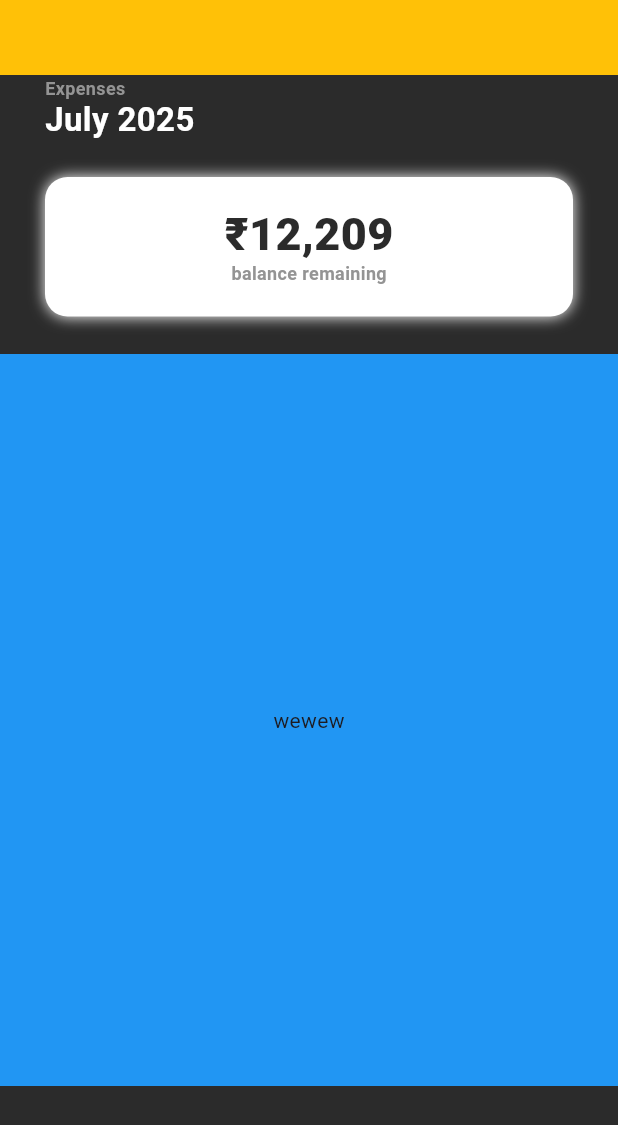
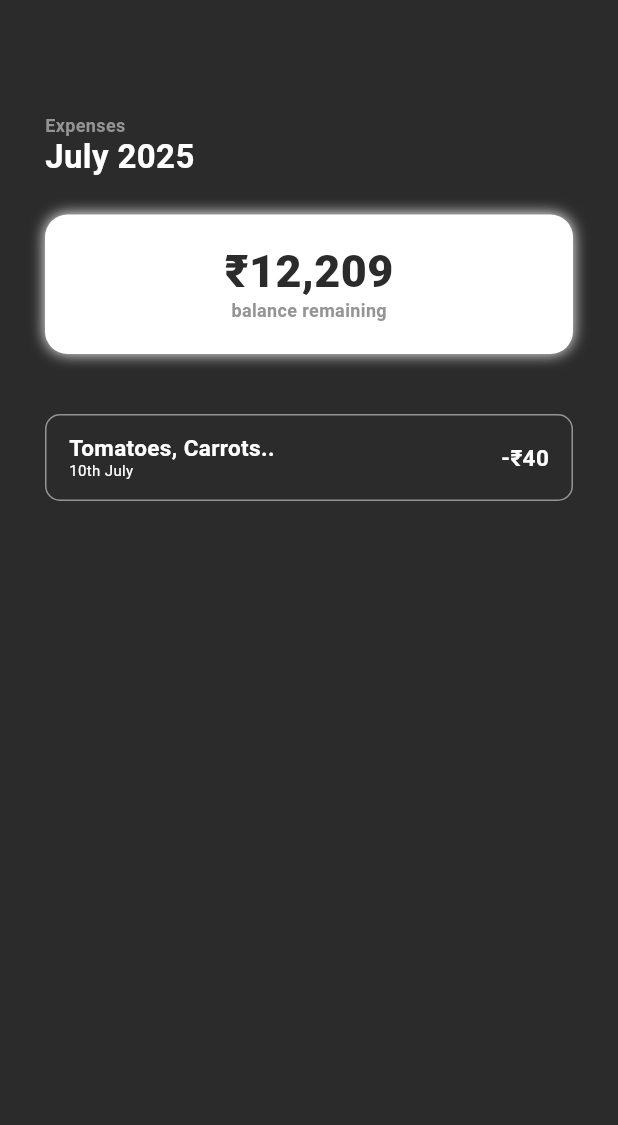
Before and after one commit to NotArchiveData/ExpenseTracker, a Flutter app: the screen it shows after launch, on a phone screen of 412 x 824 dp. Shown: the top 1125 px of the screen. Run offline on Flutter 3.47's test engine with Material 3 defaults, Android fonts, the phone set to English and light mode, and no system bars; Roboto replaces fonts that are missing (SF-Pro).

Commit message:
transactions box

```diff
--- a/lib/balancecard.dart
+++ b/lib/balancecard.dart
@@ -5,9 +5,7 @@ class BalanceCard extends StatelessWidget {
 
   @override
   Widget build(BuildContext context) {
-    return Padding(
-      padding: const EdgeInsets.fromLTRB(30, 0, 30, 0),
-      child: Container(
+    return Container(
       height: 93,
       decoration: BoxDecoration(
         borderRadius: BorderRadius.circular(15),
@@ -40,7 +38,6 @@ class BalanceCard extends StatelessWidget {
             ],
           ),
         ),
-        ),
       );
   }
 }
--- a/lib/landingpage.dart
+++ b/lib/landingpage.dart
@@ -1,5 +1,6 @@
 import 'package:expensetracker/balancecard.dart';
 import 'package:expensetracker/month.dart';
+import 'package:expensetracker/transactions.dart';
 import 'package:flutter/material.dart';
 
 class LandingPage extends StatefulWidget {
@@ -14,12 +15,16 @@ class _LandingPageState extends State<LandingPage> {
   Widget build(BuildContext context) {
     return Scaffold(
       backgroundColor: Color(0xFF2b2b2b),
-      body: Column(
+      body: Padding(
+        padding: const EdgeInsets.fromLTRB(30, 0, 30, 0),
+        child: Column(
           children: [
+            SizedBox(height: 25),
+
             // month and button
             Container(
               height: 50,
-            color: Colors.amber,
+              color: Color(0xFF2b2b2b),
             ),
 
             Month(),
@@ -29,24 +34,17 @@ class _LandingPageState extends State<LandingPage> {
             // balance card
             BalanceCard(),
 
-          SizedBox(height: 25),
-
+            SizedBox(height: 40),
 
             // transactions list
-          Expanded(
-            child: Container(
-              color: Colors.blue,
-              child: Center(
-                child: Text("wewew"),
-              )
-            )
-          ),
+            Transactions(),
 
             // buttons to add stuff
             Container(
               height: 100
             ),
           ],
+        ),
       )
     );
   }
--- a/lib/month.dart
+++ b/lib/month.dart
@@ -5,10 +5,7 @@ class Month extends StatelessWidget {
 
   @override
   Widget build(BuildContext context) {
-    return Padding(
-      padding: const EdgeInsets.fromLTRB(30, 0, 30, 0),
-
-      child: Row(
+    return Row(
       mainAxisAlignment: MainAxisAlignment.spaceBetween,
       children: [
         Column(
@@ -29,7 +26,6 @@ class Month extends StatelessWidget {
                 color: Color(0xFFFFFFFF),
                 fontSize: 22,
                 fontWeight: FontWeight.w600,
-
                 ),
               textHeightBehavior: TextHeightBehavior(
                   applyHeightToFirstAscent: false,
@@ -39,9 +35,9 @@ class Month extends StatelessWidget {
           ],
         ),
 
+        // place icon here
         Text(" "),
       ],
-      ),
     );
   }
 }
--- /dev/null
+++ b/lib/transactions.dart
@@ -0,0 +1,67 @@
+import 'package:flutter/material.dart';
+
+class Transactions extends StatelessWidget {
+  const Transactions({super.key});
+
+  @override
+  Widget build(BuildContext context) {
+    return Container(
+      height: 58,
+      decoration: BoxDecoration(
+        borderRadius: BorderRadius.circular(10),
+        border: Border.all(
+          color: Color(0xFF949494),
+        ),
+        // color: Colors.white,
+        color: Color(0xFF2b2b2b),
+      ),
+        child: Padding(
+          padding: const EdgeInsets.fromLTRB(15, 0, 15, 0),
+          child: Row(
+            mainAxisAlignment: MainAxisAlignment.spaceBetween,
+            children: [
+              Column(
+                mainAxisAlignment: MainAxisAlignment.center,
+                crossAxisAlignment: CrossAxisAlignment.start,
+                children: [
+                  Text(
+                    "Tomatoes, Carrots..",
+                    style: TextStyle(
+                      color: Color(0xFFFFFFFF),
+                      fontSize: 15,
+                      fontWeight: FontWeight.w600,
+                    ),
+                    textHeightBehavior: TextHeightBehavior(
+                        applyHeightToFirstAscent: false,
+                        applyHeightToLastDescent: false,
+                      ),
+                  ),
+
+                  Text(
+                    "10th July",
+                    style: TextStyle(
+                      color: Color(0xFFFFFFFF),
+                      fontSize: 10,
+                      fontWeight: FontWeight.w400,
+                    ),
+                    textHeightBehavior: TextHeightBehavior(
+                        applyHeightToFirstAscent: false,
+                        applyHeightToLastDescent: false,
+                      ),
+                  ),
+                ],
+              ),
+              Text(
+                "-₹40",
+                style: TextStyle(
+                  color: Color(0xFFFFFFFF),
+                  fontSize: 15,
+                  fontWeight: FontWeight.w600,
+                ),
+              ),
+            ],
+          ),
+        )
+      );
+  }
+}
```
Lines whose indentation alone changed are shown as unchanged.
